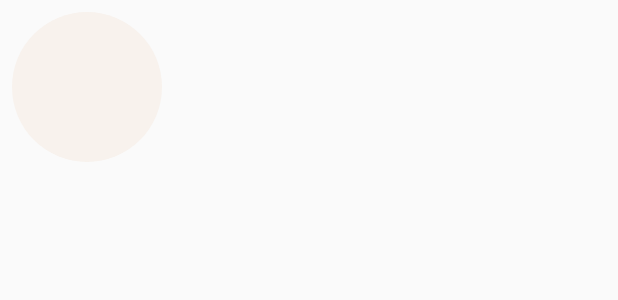
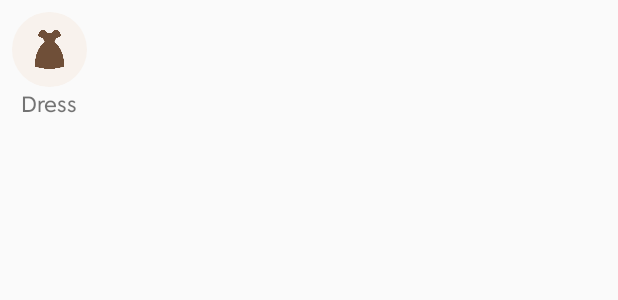
Before and after one commit to mehedi17n/QuickBuy, an Android app: the layout item_category.xml on its own in the app's theme, with its tools: preview values and no code run, on a phone screen of 412 x 824 dp. Shown: the top 300 px of the screen. Run offline under Robolectric (Android 15) with nearby library versions, the phone set to English and light mode, and no system bars.

Commit message:
Categories added

```diff
--- a/app/src/main/res/layout/item_category.xml
+++ b/app/src/main/res/layout/item_category.xml
@@ -5,18 +5,29 @@
     android:orientation="vertical"
     android:padding="8dp">
 
+    <LinearLayout
+        android:layout_width="wrap_content"
+        android:layout_height="wrap_content"
+        android:orientation="vertical"
+        android:gravity="center">
+
         <ImageView
             android:id="@+id/categoryImage"
-        android:layout_width="100dp"
-        android:layout_height="100dp"
-        android:scaleType="centerCrop"
-        android:background="@drawable/bg_rounded" />
+            android:layout_width="50dp"
+            android:layout_height="50dp"
+            android:background="@drawable/bg_rounded"
+            android:src="@drawable/ic_dress"
+            android:tint="@color/primaryColor"
+            android:padding="12dp" />
 
         <TextView
             android:id="@+id/categoryName"
             android:layout_width="wrap_content"
             android:layout_height="wrap_content"
-        android:layout_marginTop="4dp"
-        android:textSize="14sp"
+            android:layout_marginTop="2dp"
+            android:fontFamily="@font/axiforma_regular"
+            android:text="Dress"
             android:gravity="center" />
     </LinearLayout>
+
+</LinearLayout>
```
Lines whose indentation alone changed are shown as unchanged.
